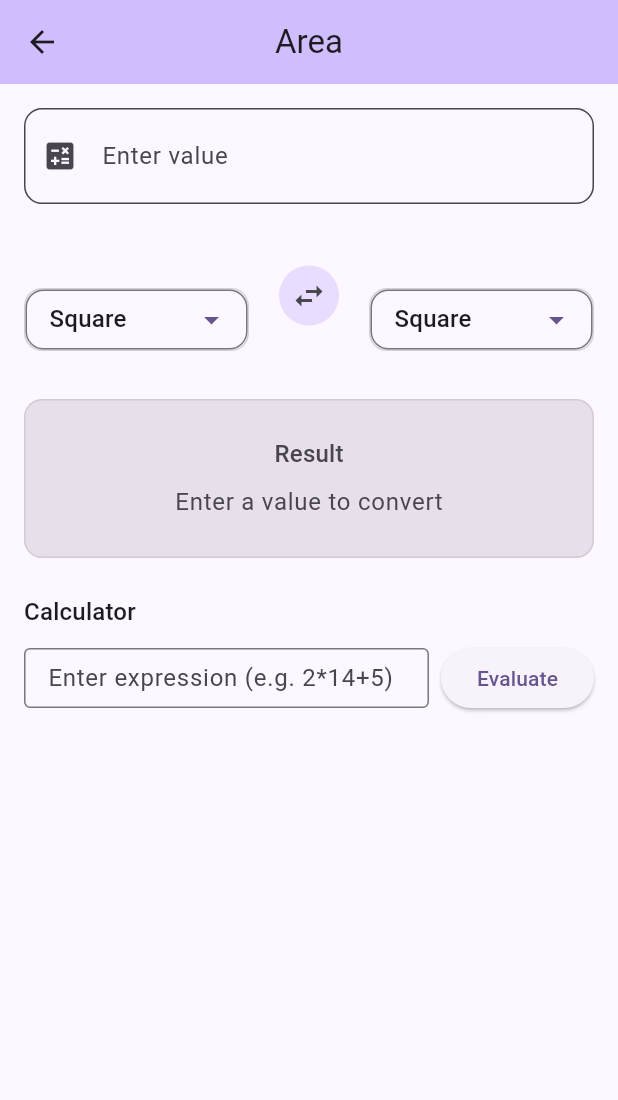
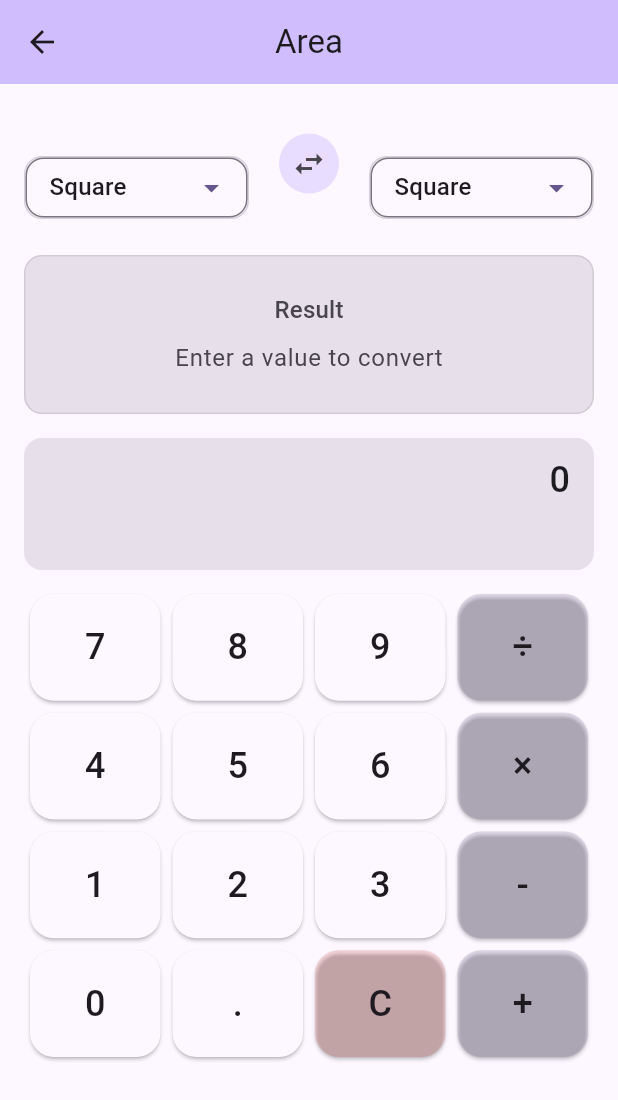
Before and after one commit to ycforward/omnibus_converter, a Flutter app: the screen it shows after launch, after a tap on "Area", on a phone screen of 412 x 824 dp. Shown: the top 1100 px of the screen. Run offline on Flutter 3.47's test engine with Material 3 defaults, Android fonts, the phone set to English and light mode, and no system bars; our stand-ins replace math_expressions.

Commit message:
Fix layout issues, update widget tests for current UI, and ensure all tests pass

```diff
--- a/lib/screens/converter_screen.dart
+++ b/lib/screens/converter_screen.dart
@@ -15,19 +15,18 @@ class ConverterScreen extends StatefulWidget {
 }
 
 class _ConverterScreenState extends State<ConverterScreen> {
-  final TextEditingController _inputController = TextEditingController();
   final ConversionService _conversionService = ConversionService();
 
   String _fromUnit = '';
   String _toUnit = '';
   String _result = '';
+  String _sourceValue = '';
   bool _isLoading = false;
 
   @override
   void initState() {
     super.initState();
     _initializeUnits();
-    _inputController.addListener(_onInputChanged);
   }
 
   void _initializeUnits() {
@@ -38,26 +37,30 @@ class _ConverterScreenState extends State<ConverterScreen> {
     }
   }
 
-  void _onInputChanged() {
-    _convert();
+  void _onCalculatorChanged(String value) {
+    setState(() {
+      _sourceValue = value;
+    });
+    _convertLive(value);
   }
 
-  void _convert() {
-    if (_inputController.text.isEmpty) {
+  void _convertLive(String value) {
+    if (value.isEmpty) {
       setState(() {
         _result = '';
       });
       return;
     }
-
-    final input = double.tryParse(_inputController.text);
-    if (input == null) return;
-
+    final input = double.tryParse(value);
+    if (input == null) {
+      setState(() {
+        _result = '';
+      });
+      return;
+    }
     setState(() {
       _isLoading = true;
     });
-
-    // Simulate API delay for currency conversion
     if (widget.converterType == ConverterType.currency) {
       Future.delayed(const Duration(milliseconds: 500), () {
         _performConversion(input);
@@ -94,7 +97,7 @@ class _ConverterScreenState extends State<ConverterScreen> {
       _fromUnit = _toUnit;
       _toUnit = temp;
     });
-    _convert();
+    _convertLive(_sourceValue);
   }
 
   @override
@@ -104,17 +107,12 @@ class _ConverterScreenState extends State<ConverterScreen> {
         title: Text(widget.converterType.title),
         backgroundColor: Theme.of(context).colorScheme.inversePrimary,
       ),
-      body: Padding(
+      body: SafeArea(
+        child: Padding(
           padding: const EdgeInsets.all(16.0),
           child: Column(
+            crossAxisAlignment: CrossAxisAlignment.stretch,
             children: [
-            // Input section
-            ConversionInput(
-              controller: _inputController,
-              label: 'Enter value',
-            ),
-            const SizedBox(height: 24),
-
               // Unit selectors
               Row(
                 children: [
@@ -127,7 +125,7 @@ class _ConverterScreenState extends State<ConverterScreen> {
                           setState(() {
                             _fromUnit = value;
                           });
-                        _convert();
+                          _convertLive(_sourceValue);
                         }
                       },
                       label: '',
@@ -151,7 +149,7 @@ class _ConverterScreenState extends State<ConverterScreen> {
                           setState(() {
                             _toUnit = value;
                           });
-                        _convert();
+                          _convertLive(_sourceValue);
                         }
                       },
                       label: '',
@@ -159,9 +157,8 @@ class _ConverterScreenState extends State<ConverterScreen> {
                   ),
                 ],
               ),
-            const SizedBox(height: 32),
-
-            // Result section
+              const SizedBox(height: 24),
+              // Result area
               Container(
                 width: double.infinity,
                 padding: const EdgeInsets.all(24),
@@ -173,6 +170,7 @@ class _ConverterScreenState extends State<ConverterScreen> {
                   ),
                 ),
                 child: Column(
+                  mainAxisAlignment: MainAxisAlignment.center,
                   children: [
                     Text(
                       'Result',
@@ -201,19 +199,24 @@ class _ConverterScreenState extends State<ConverterScreen> {
                   ],
                 ),
               ),
-            const SizedBox(height: 24),
-            // Calculator section
-            CalculatorInput(
+              const SizedBox(height: 16),
+              // Calculator section (scrollable)
+              Expanded(
+                child: SingleChildScrollView(
+                  child: CalculatorInput(
                     onExpressionEvaluated: (value) {
-                _inputController.text = value;
-                _convert();
+                      _onCalculatorChanged(value);
+                    },
+                    onExpressionChanged: (value) {
+                      _onCalculatorChanged(value);
                     },
                   ),
-
-            const Spacer(),
+                ),
+              ),
 
               // Info section for currency
-            if (widget.converterType == ConverterType.currency)
+              if (widget.converterType == ConverterType.currency) ...[
+                const SizedBox(height: 16),
                 Container(
                   width: double.infinity,
                   padding: const EdgeInsets.all(16),
@@ -241,6 +244,8 @@ class _ConverterScreenState extends State<ConverterScreen> {
                   ),
                 ),
               ],
+            ],
+          ),
         ),
       ),
     );
@@ -248,7 +253,6 @@ class _ConverterScreenState extends State<ConverterScreen> {
 
   @override
   void dispose() {
-    _inputController.dispose();
     super.dispose();
   }
 }
--- a/lib/widgets/calculator_input.dart
+++ b/lib/widgets/calculator_input.dart
@@ -3,69 +3,138 @@ import 'package:math_expressions/math_expressions.dart';
 
 class CalculatorInput extends StatefulWidget {
   final void Function(String) onExpressionEvaluated;
-  const CalculatorInput({required this.onExpressionEvaluated});
+  final void Function(String)? onExpressionChanged;
+  const CalculatorInput({required this.onExpressionEvaluated, this.onExpressionChanged});
 
   @override
   State<CalculatorInput> createState() => CalculatorInputState();
 }
 
 class CalculatorInputState extends State<CalculatorInput> {
-  final TextEditingController _controller = TextEditingController();
+  String _expression = '';
   String _result = '';
-  String _error = '';
 
-  void _evaluate() {
+  void _onButtonPressed(String value) {
     setState(() {
-      _error = '';
+      if (value == 'C') {
+        _expression = '';
         _result = '';
+      } else if (value == '⌫') {
+        if (_expression.isNotEmpty) {
+          _expression = _expression.substring(0, _expression.length - 1);
+        }
+      } else if (value == '=') {
+        if (_result != 'Error' && _result.isNotEmpty) {
+          widget.onExpressionEvaluated(_result);
+        }
+        return;
+      } else {
+        _expression += value;
+      }
+      _evaluateLive();
+      if (widget.onExpressionChanged != null) {
+        widget.onExpressionChanged!(_result != 'Error' ? _result : '');
+      }
+    });
+  }
+
+  void _evaluateLive() {
     try {
-        final exp = Parser().parse(_controller.text);
+      if (_expression.isEmpty) {
+        _result = '';
+        return;
+      }
+      final exp = Parser().parse(_expression.replaceAll('×', '*').replaceAll('÷', '/'));
       final eval = exp.evaluate(EvaluationType.REAL, ContextModel());
       _result = eval.toString();
-        widget.onExpressionEvaluated(_result);
     } catch (e) {
-        _error = 'Invalid expression';
+      _result = 'Error';
     }
-    });
+  }
+
+  Widget _buildButton(String label, {Color? color, double fontSize = 24}) {
+    return Padding(
+      padding: const EdgeInsets.all(4.0),
+      child: ElevatedButton(
+        style: ElevatedButton.styleFrom(
+          shape: RoundedRectangleBorder(
+            borderRadius: BorderRadius.circular(16),
+          ),
+          backgroundColor: color ?? Theme.of(context).colorScheme.surface,
+          foregroundColor: Theme.of(context).colorScheme.onSurface,
+          elevation: 1,
+          padding: const EdgeInsets.all(8),
+        ),
+        onPressed: () => _onButtonPressed(label),
+        child: Text(
+          label,
+          style: TextStyle(fontSize: fontSize),
+          textAlign: TextAlign.center,
+        ),
+      ),
+    );
   }
 
   @override
   Widget build(BuildContext context) {
     return Column(
-      crossAxisAlignment: CrossAxisAlignment.start,
+      crossAxisAlignment: CrossAxisAlignment.stretch,
       children: [
-        Text('Calculator', style: Theme.of(context).textTheme.titleMedium),
-        const SizedBox(height: 8),
-        Row(
+        Container(
+          padding: const EdgeInsets.symmetric(vertical: 12, horizontal: 16),
+          decoration: BoxDecoration(
+            color: Theme.of(context).colorScheme.surfaceVariant,
+            borderRadius: BorderRadius.circular(12),
+          ),
+          child: Column(
+            crossAxisAlignment: CrossAxisAlignment.end,
             children: [
-            Expanded(
-              child: TextField(
-                controller: _controller,
-                decoration: const InputDecoration(
-                  hintText: 'Enter expression (e.g. 2*14+5)',
-                  border: OutlineInputBorder(),
-                  isDense: true,
-                  contentPadding: EdgeInsets.symmetric(horizontal: 12, vertical: 8),
+              Text(
+                _expression.isEmpty ? '0' : _expression,
+                style: Theme.of(context).textTheme.headlineSmall?.copyWith(fontWeight: FontWeight.w500),
+                textAlign: TextAlign.right,
               ),
-                keyboardType: TextInputType.text,
+              const SizedBox(height: 4),
+              Text(
+                _result.isEmpty ? '' : '= $_result',
+                style: Theme.of(context).textTheme.titleLarge?.copyWith(
+                  color: Theme.of(context).colorScheme.primary,
+                  fontWeight: FontWeight.bold,
                 ),
-            ),
-            const SizedBox(width: 8),
-            ElevatedButton(
-              onPressed: _evaluate,
-              child: const Text('Evaluate'),
+                textAlign: TextAlign.right,
               ),
             ],
           ),
-        if (_result.isNotEmpty)
-          Padding(
-            padding: const EdgeInsets.only(top: 8.0),
-            child: Text('Result: $_result', style: TextStyle(color: Theme.of(context).colorScheme.primary)),
         ),
-        if (_error.isNotEmpty)
-          Padding(
-            padding: const EdgeInsets.only(top: 8.0),
-            child: Text(_error, style: const TextStyle(color: Colors.red)),
+        const SizedBox(height: 12),
+        SizedBox(
+          height: 320, // Fixed height for the calculator grid
+          child: GridView.count(
+            crossAxisCount: 4,
+            shrinkWrap: true,
+            physics: const NeverScrollableScrollPhysics(),
+            childAspectRatio: 1.2, // Better aspect ratio for buttons
+            children: [
+              _buildButton('7'),
+              _buildButton('8'),
+              _buildButton('9'),
+              _buildButton('÷', color: Theme.of(context).colorScheme.primary.withOpacity(0.15)),
+              _buildButton('4'),
+              _buildButton('5'),
+              _buildButton('6'),
+              _buildButton('×', color: Theme.of(context).colorScheme.primary.withOpacity(0.15)),
+              _buildButton('1'),
+              _buildButton('2'),
+              _buildButton('3'),
+              _buildButton('-', color: Theme.of(context).colorScheme.primary.withOpacity(0.15)),
+              _buildButton('0'),
+              _buildButton('.'),
+              _buildButton('C', color: Colors.red.withOpacity(0.15)),
+              _buildButton('+', color: Theme.of(context).colorScheme.primary.withOpacity(0.15)),
+              _buildButton('⌫', color: Colors.grey.withOpacity(0.15), fontSize: 22),
+              _buildButton('=', color: Theme.of(context).colorScheme.primary),
+            ],
+          ),
         ),
       ],
     );
```
Also changed, not shown: 1 other file. Lines whose indentation alone changed are shown as unchanged.
